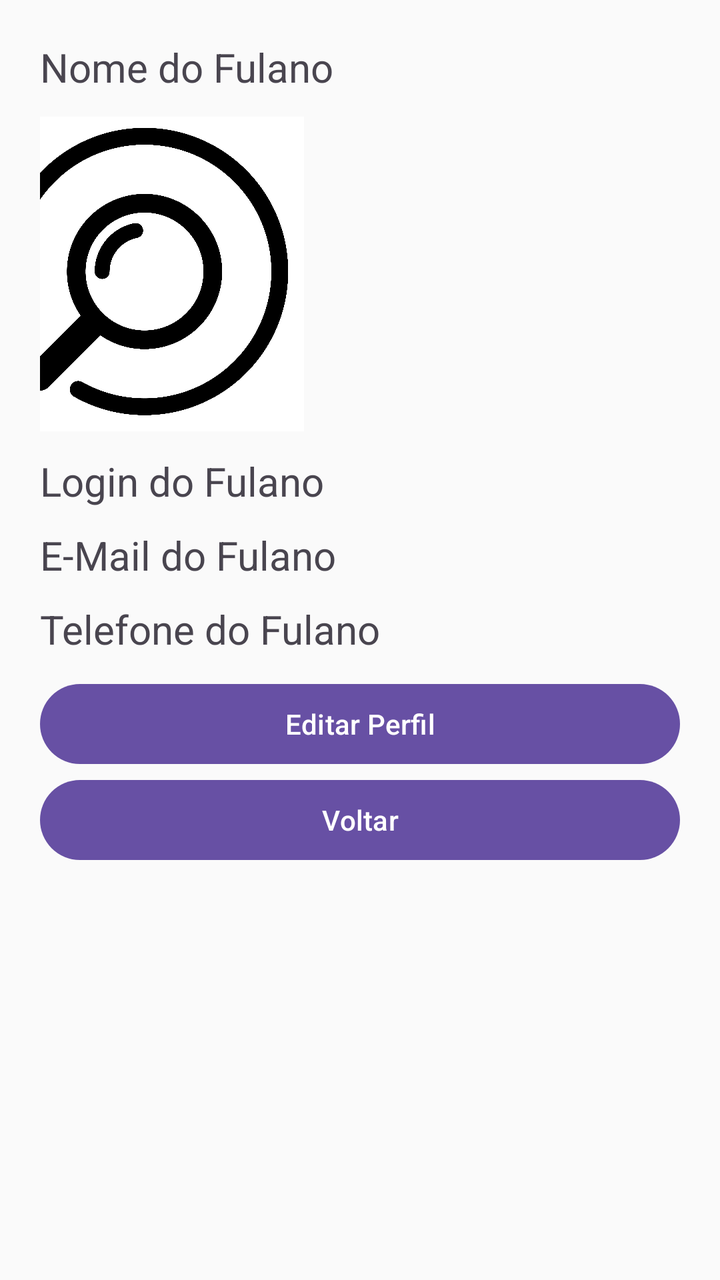
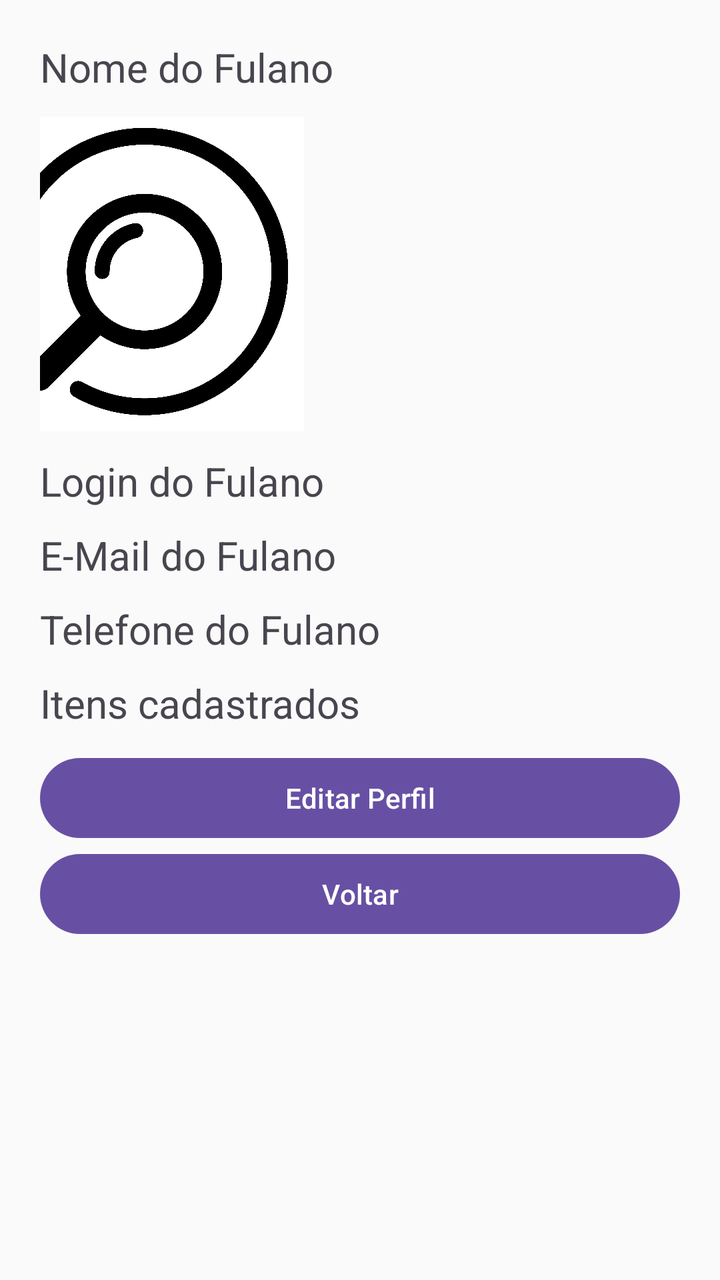

An Android layout rendered at two revisions. The XML below is the earlier revision; the diff shows what the commit changed to produce the second picture.
<!-- AndroidManifest.xml: application theme Theme.ProjetoAchadosPerdidos -->
<!-- res/layout/tela_perfil.xml -->
<?xml version="1.0" encoding="utf-8"?>
<androidx.core.widget.NestedScrollView xmlns:android="http://schemas.android.com/apk/res/android"
    xmlns:app="http://schemas.android.com/apk/res-auto"
    xmlns:tools="http://schemas.android.com/tools"
    android:layout_width="match_parent"
    android:layout_height="match_parent"
    android:background="#FAFAFA"
    android:fitsSystemWindows="true"
    android:id="@+id/TelaPerfil"
    tools:context=".TelaPerfil">

    <LinearLayout
        android:layout_width="match_parent"
        android:layout_height="wrap_content"
        android:orientation="vertical"
        android:padding="20dp">

        <TextView
            android:layout_width="match_parent"
            android:layout_height="wrap_content"
            android:textSize="20sp"
            android:layout_marginBottom="10sp"
            android:text="Nome do Fulano">
        </TextView>

        <ImageView
            android:layout_width="160dp"
            android:layout_height="160dp"
            android:layout_gravity="center"
            android:layout_marginBottom="10sp"
            android:layout_marginRight="108dp"
            android:src="@drawable/logo_app"/>

        <TextView
            android:layout_width="match_parent"
            android:layout_height="wrap_content"
            android:textSize="20sp"
            android:layout_marginBottom="10sp"
            android:text="Login do Fulano">
        </TextView>

        <TextView
            android:layout_width="match_parent"
            android:layout_height="wrap_content"
            android:textSize="20sp"
            android:layout_marginBottom="10sp"
            android:text="E-Mail do Fulano">
        </TextView>

        <TextView
            android:layout_width="match_parent"
            android:layout_height="wrap_content"
            android:textSize="20sp"
            android:layout_marginBottom="10sp"
            android:text="Telefone do Fulano">
        </TextView>

        <Button
            android:id="@+id/buttonEditarPerfil"
            android:layout_width="match_parent"
            android:layout_height="wrap_content"
            android:text="Editar Perfil">
        </Button>

        <Button
            android:id="@+id/buttonVoltar"
            android:layout_width="match_parent"
            android:layout_height="wrap_content"
            android:text="Voltar">
        </Button>

    </LinearLayout>

</androidx.core.widget.NestedScrollView>
<!-- resources referenced by this layout -->
<resources>
  <!-- drawable logo_app: png bitmap (drawable, 271398 bytes) -->
  <style name="Theme.ProjetoAchadosPerdidos" parent="Base.Theme.ProjetoAchadosPerdidos" />
  <style name="Base.Theme.ProjetoAchadosPerdidos" parent="Theme.Material3.DayNight.NoActionBar">
          
          
      </style>
</resources>

<!-- the commit's change to res/layout/tela_perfil.xml (unified diff, before → after) -->
@@ -55,6 +55,14 @@
             android:text="Telefone do Fulano">
         </TextView>
 
+        <TextView
+            android:layout_width="match_parent"
+            android:layout_height="wrap_content"
+            android:textSize="20sp"
+            android:layout_marginBottom="10sp"
+            android:text="Itens cadastrados">
+        </TextView>
+
         <Button
             android:id="@+id/buttonEditarPerfil"
             android:layout_width="match_parent"
